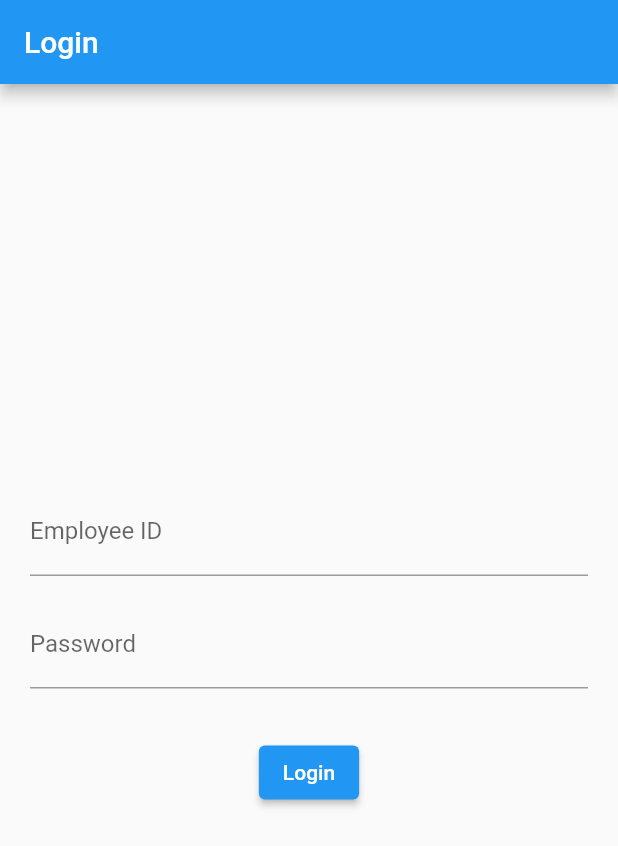
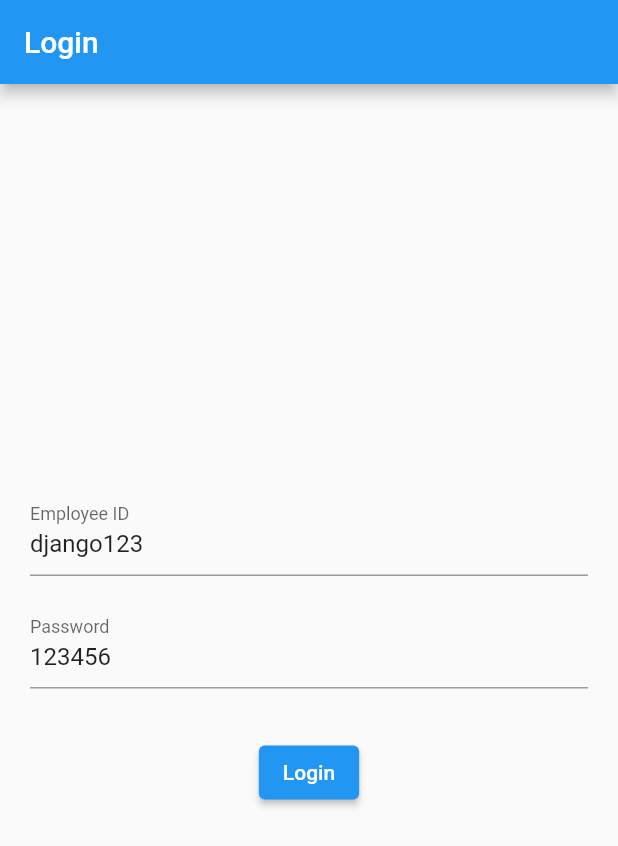
Before and after one commit to EHTarek/blogin, a Flutter app: the screen it shows after launch, on a phone screen of 412 x 824 dp. Shown: the top 846 px of the screen. Run offline on Flutter 3.47's test engine with Material 2 defaults, Android fonts, the phone set to English and light mode, and no system bars; our stand-ins replace bloc, equatable, flutter_bloc.

```diff
--- a/lib/login_page.dart
+++ b/lib/login_page.dart
@@ -8,8 +8,8 @@ class LoginPage extends StatefulWidget {
 }
 
 class _LoginPageState extends State<LoginPage> {
-  final _employeeIdController = TextEditingController();
-  final _passwordController = TextEditingController();
+  final _employeeIdController = TextEditingController(text: 'django123');
+  final _passwordController = TextEditingController(text: '123456');
 
   @override
   void dispose() {
@@ -36,7 +36,7 @@ class _LoginPageState extends State<LoginPage> {
             ScaffoldMessenger.of(context).showSnackBar(
               const SnackBar(content: Text('Login successful')),
             );
-            // Navigate to the next screen or perform any necessary actions
+            ///
           }
         },
         child: BlocBuilder<LoginBloc, LoginState>(
@@ -56,7 +56,7 @@ class _LoginPageState extends State<LoginPage> {
                     const SizedBox(height: 16),
                     TextField(
                       controller: _passwordController,
-                      obscureText: true,
+                      obscureText: false,
                       decoration: const InputDecoration(
                         labelText: 'Password',
                       ),
```
Also changed, not shown: lib/login/login_bloc.dart (+25 -5 lines), pubspec.lock, 1 other file.
